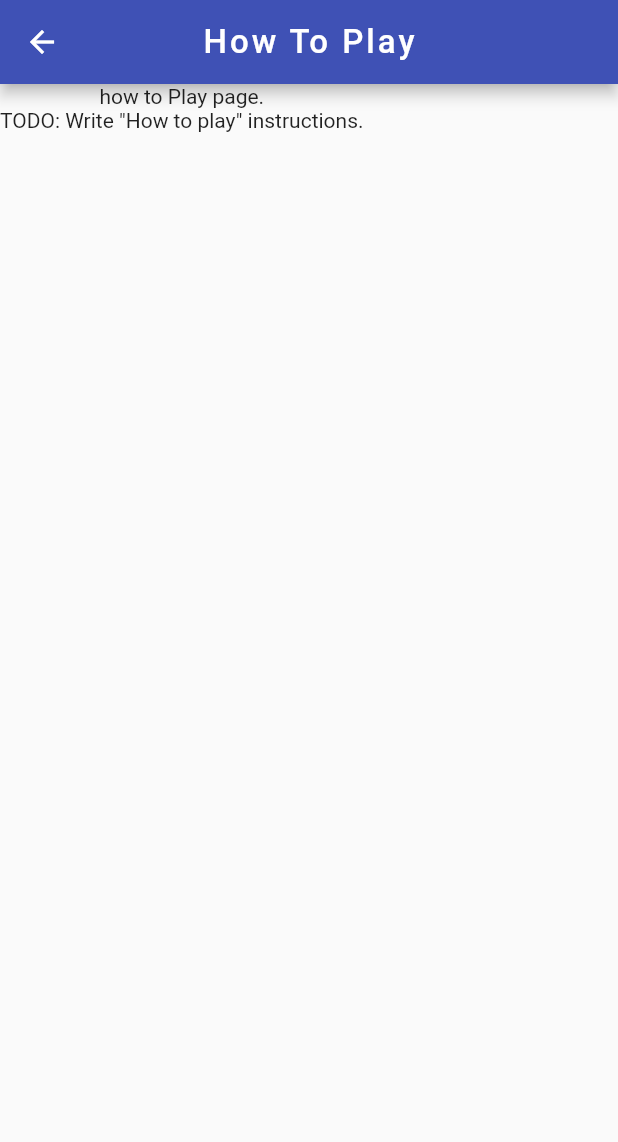
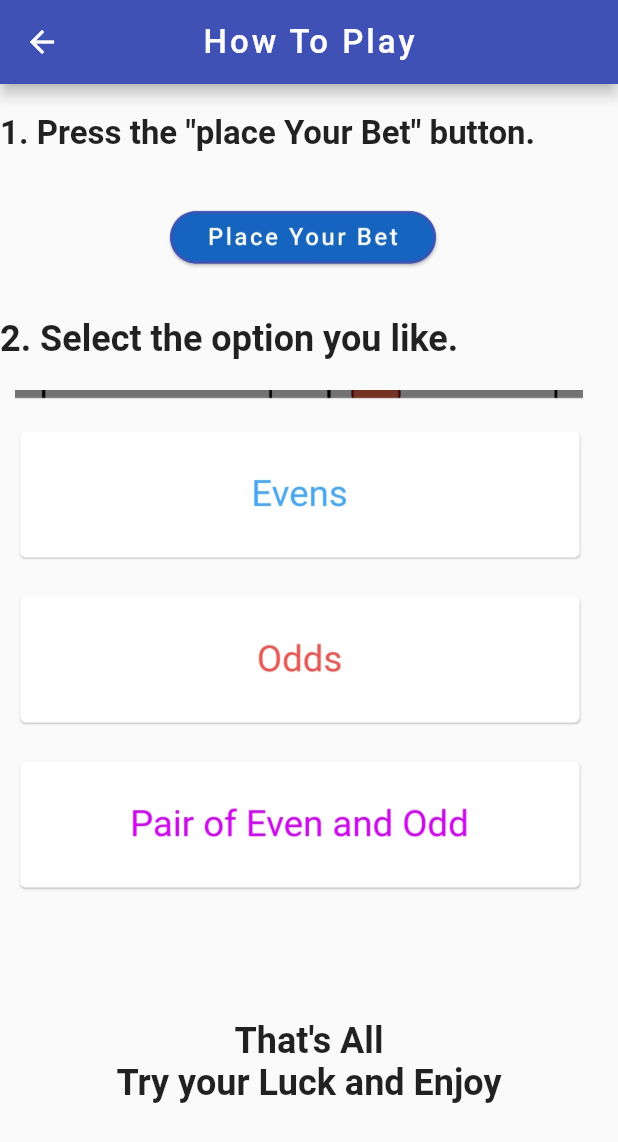
Before and after one commit to nikhil3400/rolling-dice-app, a Flutter app: the HowToPlay screen opened directly, on a phone screen of 412 x 824 dp. Shown: the top 1142 px of the screen. Run offline on Flutter 3.47's test engine with Material 2 defaults, Android fonts, the phone set to English and light mode, and no system bars.

Commit message:
Updated how to play and added Quit functionality

```diff
--- a/lib/how_to_play.dart
+++ b/lib/how_to_play.dart
@@ -17,18 +17,66 @@ class HowToPlay extends StatelessWidget {
       ),
 
       body: Column(
+        crossAxisAlignment: CrossAxisAlignment.start,
         children: [
-        //   Text(
-        //     "1. Press the 'place a bet' button.",
-        //     style: TextStyle(
-        //       fontSize: 24,
-        //       letterSpacing: 2.0,
-        //       fontWeight: FontWeight.bold,
-        //     ),
-        //   ),
-        Text('how to Play page.'),
-        Text('TODO: Write "How to play" instructions.'),
-        ],
+          SizedBox(height: 20),
+           Text(
+             '1. Press the "place Your Bet" button.',
+             style: TextStyle(
+               fontSize: 22,
+               fontWeight: FontWeight.bold,
+             ),
+           ),
+           SizedBox(height: 10),
+           Center(
+            child: Container(
+               height: 100,
+                child: Image(
+                 image: AssetImage('assets/ss1.jpg'),
+               ),
+             ),
+           ),
+           Text(
+             '2. Select the option you like.',
+             style: TextStyle(
+               fontSize: 24,
+               fontWeight: FontWeight.bold,
+             ),
+           ),
+           SizedBox(height: 10),
+           Container(
+             margin: EdgeInsets.all(10),
+             height: 350,
+              child: Image(
+               image: AssetImage('assets/ss2.jpg'),
+             ),
+           ),
+           SizedBox(height: 60),
+           Row(
+             mainAxisAlignment: MainAxisAlignment.center,
+             children: [
+               Text(
+                 "That's All",
+                 style: TextStyle(
+                   fontSize: 24.0,
+                   fontWeight: FontWeight.bold
+                 ),
+                 ),
+             ],
+           ),
+            Row(
+              mainAxisAlignment: MainAxisAlignment.center,
+                children: [
+                  Text(
+                   "Try your Luck and Enjoy",
+                   style: TextStyle(
+                     fontSize: 24.0,
+                     fontWeight: FontWeight.bold
+                   ),
+                   ),
+                ],
+            ),
+       ],
       ),
     );
   }
--- a/lib/startscreen.dart
+++ b/lib/startscreen.dart
@@ -2,6 +2,7 @@ import 'package:flutter/material.dart';
 import 'package:rolling_dice/button.dart';
 import 'package:rolling_dice/homescreen.dart';
 import 'package:rolling_dice/how_to_play.dart';
+import 'dart:io';
 
 class StartScreen extends StatelessWidget {
   @override
@@ -50,7 +51,7 @@ class StartScreen extends StatelessWidget {
               Button(
                 name: 'Quit',
                 onPressed: (){
-
+                  exit(0);
                 },
               ),
              SizedBox(height: 350),
```
Also changed, not shown: assets/ss1.jpg (added), assets/ss2.jpg (added).
